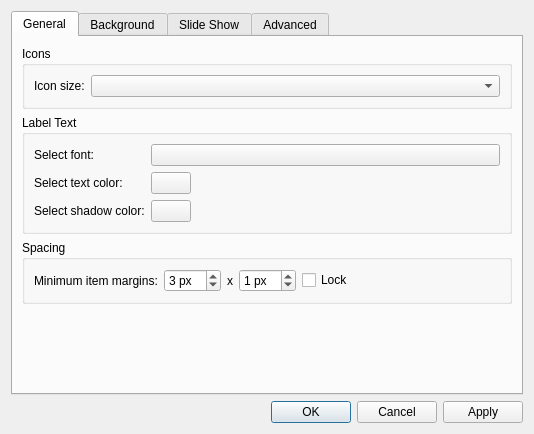
This is pcmanfm/desktop-preferences.ui in lxqt/pcmanfm-qt as Qt 5 draws it before an edit. The edited form follows.
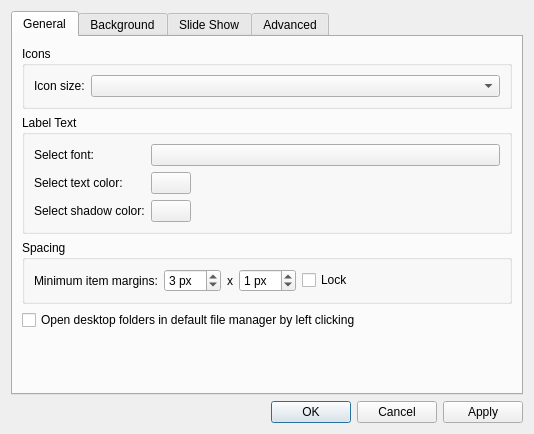
This is the edited form. Icons and pictures are not drawn. Custom widgets are drawn as their Qt base class.

Commit message: Added an option to open desktop folders in default file manager (#1216)

What changed in the file:
```diff
--- a/pcmanfm/desktop-preferences.ui
+++ b/pcmanfm/desktop-preferences.ui
@@ -206,6 +206,17 @@
          </layout>
         </widget>
        </item>
+       <item>
+        <widget class="QCheckBox" name="defaultFileManager">
+         <property name="toolTip">
+          <string>By default, desktop folders will be opened in PCManFM-Qt if they
+are left clicked, even when it is not the default file manager.</string>
+         </property>
+         <property name="text">
+          <string>Open desktop folders in default file manager by left clicking</string>
+         </property>
+        </widget>
+       </item>
        <item>
         <spacer name="verticalSpacer_2">
          <property name="orientation">
```
The commit also changes 7 other files.
